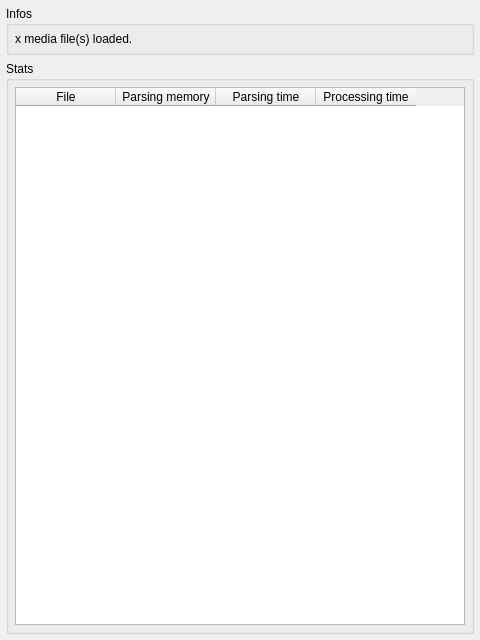
The window that mini_analyser/ui/tabdev.ui (emericg/MiniVideo) describes before a commit, drawn with Qt 5.
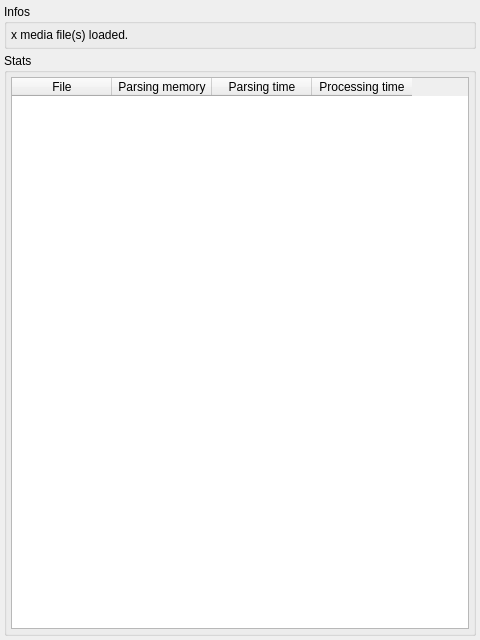
The same window after the commit.

Commit message: minianalyser: reduce gui elements margins

```diff
--- a/mini_analyser/ui/tabdev.ui
+++ b/mini_analyser/ui/tabdev.ui
@@ -15,16 +15,19 @@
   </property>
   <layout class="QGridLayout" name="gridLayout">
    <property name="leftMargin">
-    <number>6</number>
+    <number>4</number>
    </property>
    <property name="topMargin">
-    <number>6</number>
+    <number>4</number>
    </property>
    <property name="rightMargin">
-    <number>6</number>
+    <number>4</number>
    </property>
    <property name="bottomMargin">
-    <number>6</number>
+    <number>4</number>
+   </property>
+   <property name="spacing">
+    <number>4</number>
    </property>
    <item row="0" column="0">
     <widget class="QGroupBox" name="groupBox_dev_infos">
@@ -33,16 +36,16 @@
      </property>
      <layout class="QGridLayout" name="gridLayout_22">
       <property name="leftMargin">
-       <number>6</number>
+       <number>4</number>
       </property>
       <property name="topMargin">
-       <number>6</number>
+       <number>4</number>
       </property>
       <property name="rightMargin">
-       <number>6</number>
+       <number>4</number>
       </property>
       <property name="bottomMargin">
-       <number>6</number>
+       <number>4</number>
       </property>
       <item row="0" column="0">
        <layout class="QGridLayout" name="gridLayout_21">
@@ -71,16 +74,19 @@
      </property>
      <layout class="QGridLayout" name="gridLayout_24">
       <property name="leftMargin">
-       <number>6</number>
+       <number>4</number>
       </property>
       <property name="topMargin">
-       <number>6</number>
+       <number>4</number>
       </property>
       <property name="rightMargin">
-       <number>6</number>
+       <number>4</number>
       </property>
       <property name="bottomMargin">
-       <number>6</number>
+       <number>4</number>
+      </property>
+      <property name="spacing">
+       <number>4</number>
       </property>
       <item row="0" column="0">
        <widget class="QTableWidget" name="tableWidget_stats">
```
The commit also changes 3 other files.
